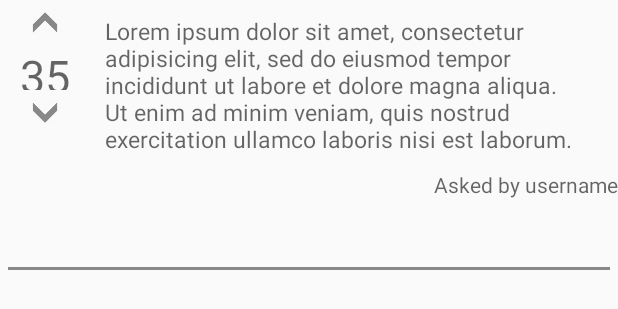
After one commit to damsehgal/ThaparFeeds, an Android app: the layout custom_answer_layout.xml on its own in the app's theme, with its tools: preview values and no code run, on a phone screen of 412 x 824 dp. The commit adds this screen. Shown: the top 309 px of the screen. Run offline under Robolectric (Android 15) with nearby library versions, the phone set to English and light mode, and no system bars; network calls fail.

Commit message:
temp comit

```diff
--- /dev/null
+++ b/ThaparFeeds/app/src/main/res/layout/custom_answer_layout.xml
@@ -0,0 +1,69 @@
+<?xml version="1.0" encoding="utf-8"?>
+<LinearLayout xmlns:android="http://schemas.android.com/apk/res/android"
+              android:layout_width="match_parent"
+              android:layout_height="match_parent"
+              android:orientation="vertical">
+
+    <LinearLayout
+        android:layout_width="match_parent"
+        android:layout_height="wrap_content">
+
+        <LinearLayout
+            android:layout_width="50dp"
+            android:layout_height="90dp"
+            android:layout_marginLeft="10dp"
+            android:orientation="vertical"
+            android:textAlignment="center">
+
+            <ImageView
+                android:id="@+id/answer_up_vote"
+                android:layout_width="40dp"
+                android:layout_height="30dp"
+                android:src="@drawable/up_inactive"/>
+
+            <TextView
+                android:id="@+id/answer_question_details_votes"
+                android:layout_width="40dp"
+                android:layout_height="30dp"
+                android:hint="35"
+                android:textAlignment="center"
+                android:textSize="30sp"/>
+
+            <ImageView
+                android:id="@+id/answer_down_vote"
+                android:layout_width="40dp"
+                android:layout_height="30dp"
+                android:src="@drawable/down_inactive"/>
+        </LinearLayout>
+        <TextView
+            android:id="@+id/answer_answer"
+            android:layout_width="match_parent"
+            android:layout_height="wrap_content"
+            android:layout_margin="10dp"
+            android:hint="Lorem ipsum dolor sit amet, consectetur adipisicing elit, sed do eiusmod
+tempor incididunt ut labore et dolore magna aliqua. Ut enim ad minim veniam,
+quis nostrud exercitation ullamco laboris nisi est laborum."
+            android:textSize="15sp"
+            />
+        </LinearLayout>
+
+
+
+    <TextView
+        android:id="@+id/answer_user_name"
+        android:layout_width="wrap_content"
+        android:layout_height="wrap_content"
+        android:layout_gravity="end"
+        android:hint="Asked by username"/>
+
+    <ListView
+        android:id="@+id/answer_comment"
+        android:layout_width="wrap_content"
+        android:layout_height="40dp"/>
+
+    <View
+        android:layout_width="match_parent"
+        android:layout_height="2dp"
+        android:layout_margin="5dp"
+        android:background="#888"/>
+</LinearLayout>
```
Also changed, not shown: ThaparFeeds/app/src/main/java/com/example/dam/thaparfeeds/Comment.java (deleted, +0 -25 lines), ThaparFeeds/app/src/main/java/com/example/dam/thaparfeeds/QuestionDetailActivity.java (+53 -0 lines), ThaparFeeds/app/src/main/java/com/example/dam/thaparfeeds/QuestionDetails.java (added, +82 -0 lines), ThaparFeeds/app/src/main/java/com/example/dam/thaparfeeds/QuestionFragment.java (+12 -0 lines), ThaparFeeds/app/src/main/res/layout/custom_comment_layout.xml (added, +13 -0 lines), 5 other files.
